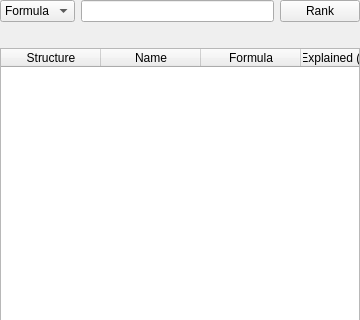
Old version of the form gui/resources/AnnotationPanel.ui in the repository mhagar/MzKit; both pictures show x 0 to 360 and y 0 to 320 of the 360 by 520 pixel window.
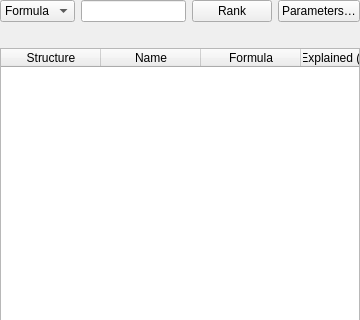
New version of the form. Custom widgets are drawn as their Qt base class.

Commit message: Expose parameters for db search; bump mzkit version

The edit to the form file:
```diff
--- a/gui/resources/AnnotationPanel.ui
+++ b/gui/resources/AnnotationPanel.ui
@@ -55,6 +55,16 @@
        </property>
       </widget>
      </item>
+     <item>
+      <widget class="QPushButton" name="btnParams">
+       <property name="toolTip">
+        <string>[glacier] GLACIER prediction and scoring parameters</string>
+       </property>
+       <property name="text">
+        <string>Parameters…</string>
+       </property>
+      </widget>
+     </item>
     </layout>
    </item>
    <item>
```
Left out of the diff: 2 changed lines with no effect on the pictures. The commit also changes 19 other files.
